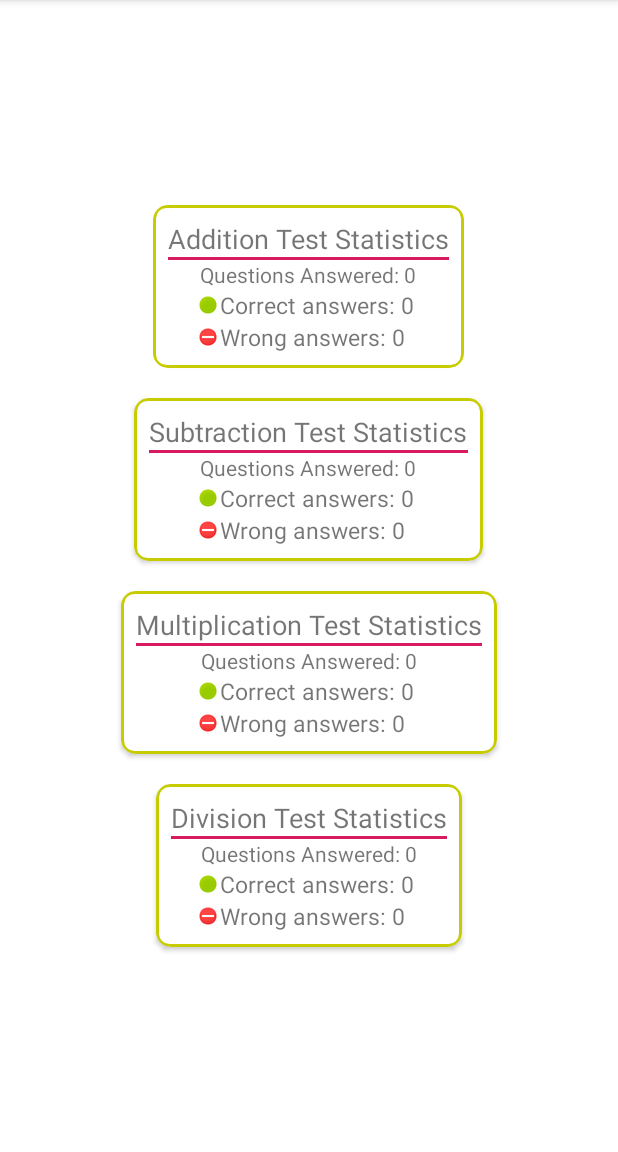
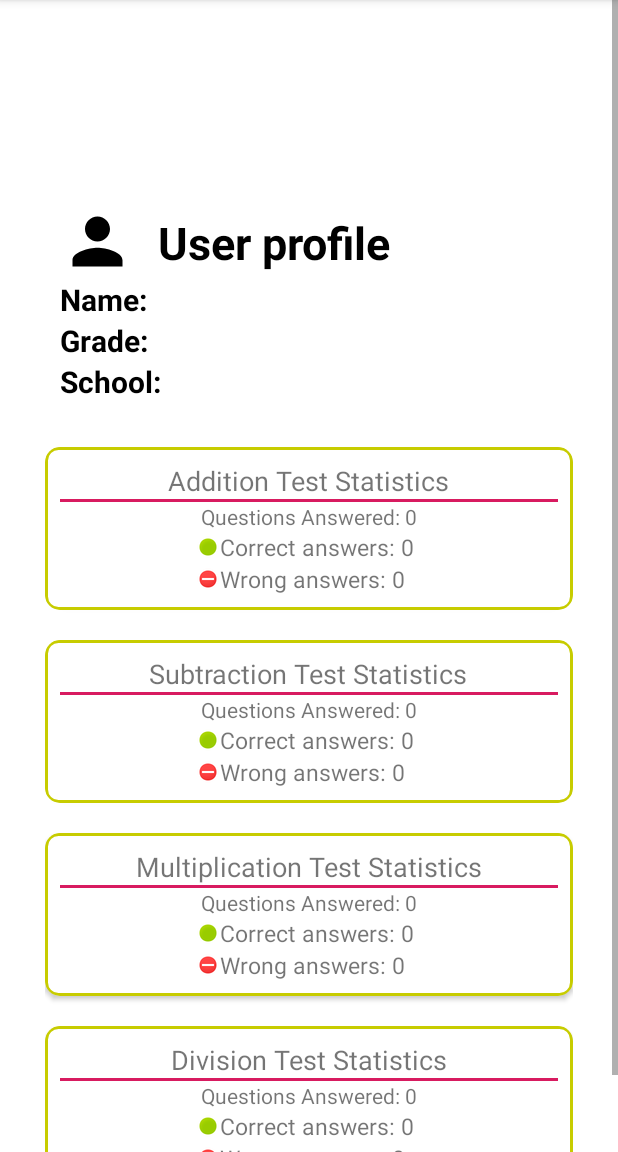
Before and after one commit to mrinal-pandey/Mathest, an Android app: the StudentHome screen opened directly, with no data from a screen before it, after a tap on "Profile", on a phone screen of 412 x 824 dp, the part 84-1236 px from its top. Run offline under Robolectric (Android 15) with nearby library versions, the phone set to English and light mode, and no system bars; our stand-ins replace Firebase (no records; nobody signed in at launch, a user with empty details on screens opened directly); 2 statements that could not run were skipped.

Commit message:
Modified Student Profile and added Icon to app

```diff
--- a/app/src/main/AndroidManifest.xml
+++ b/app/src/main/AndroidManifest.xml
@@ -7,7 +7,7 @@
 
     <application
         android:allowBackup="true"
-        android:icon="@mipmap/ic_launcher"
+        android:icon="@drawable/mathest_logo"
         android:label="@string/app_name"
         android:roundIcon="@mipmap/ic_launcher_round"
         android:supportsRtl="true"
--- a/app/src/main/java/oncreate/apps/Mathest/StudentHome.java
+++ b/app/src/main/java/oncreate/apps/Mathest/StudentHome.java
@@ -27,15 +27,13 @@ import oncreate.apps.Mathest.Wrappers.User;
 public class StudentHome extends AppCompatActivity {
     FirebaseFirestore firebaseFirestore;
     private final String TAG = "StudentHome";
-    String name,UID;
-    int grade;
-    String school;
+    String UID;
     int totalAns;
     int correctAns;
     int wrongAns;
     int sheetNo;
 
-    TextView nameTxt, classNameTxt, schoolTxt, questionAnsweredTxt, correctAnswersTxt, wrongAnswersTxt, readyTxt, accuracyTxt, progressTxt;
+    TextView readyTxt, accuracyTxt, progressTxt;
     private Toolbar toolBar;
     private ProgressBar accuracyBar, progressBar;
     private ObjectAnimator objectAnimator;
@@ -50,37 +48,9 @@ public class StudentHome extends AppCompatActivity {
         BottomNavigationView navigationView = findViewById(R.id.bottom_navigation);
         navigationView.setOnNavigationItemSelectedListener(navigationListener);
 
-       /* nameTxt = findViewById(R.id.name_txt);
-        classNameTxt = findViewById(R.id.class_txt);
-        schoolTxt = findViewById(R.id.school_txt);
-        questionAnsweredTxt = findViewById(R.id.questionsAnswered_txt);
-        correctAnswersTxt = findVaccuracyBar.setMax(100);
-        progressBar.setMax(10+(wrongAns*3));
-        animateProgressBar(accuracyBar,accuracyPercent);
-        animateProgressBar(progwById(R.id.correctAnswers_txt);
-        wrongAnswersTxt = findViewById(R.id.wronieyId(R.id.progress_bar);*/
         readyTxt = findViewById(R.id.ready_txt);
         firebaseFirestore = FirebaseFirestore.getInstance();
-        UID = getIntent().getStringExtra("uid");
-        if (!UID.isEmpty()) {
-            firebaseFirestore.collection("users").document(UID).get().addOnSuccessListener(new OnSuccessListener<DocumentSnapshot>() {
-                @Override
-                public void onSuccess(DocumentSnapshot documentSnapshot) {
-                    Log.d(TAG, "Doc snapshot: " + documentSnapshot.toString());
-                    User m_user = documentSnapshot.toObject(User.class);
-                    Log.d(TAG, "Class name: " + m_user.getGrade());
 
-                    name = m_user.getName();
-                    grade = m_user.getGrade();
-                    school = m_user.getSchool();
-
-                    //nameTxt.setText(name);
-                    //classNameTxt.setText("Class: " + grade);
-                    //schoolTxt.setText("School: " + school);
-
-                }
-            });
-        }
         setAttributes(R.id.addition_icon);
     }
 
@@ -120,6 +90,7 @@ public class StudentHome extends AppCompatActivity {
         if(R.id.profile_icon == item.getItemId()) {
             Toast.makeText(this, "Display here", Toast.LENGTH_SHORT).show();
             Intent intent = new Intent(this, StudentProfile.class);
+            intent.putExtra("UID", UID);
             startActivity(intent);
         }
         return super.onOptionsItemSelected(item);
--- a/app/src/main/java/oncreate/apps/Mathest/StudentProfile.java
+++ b/app/src/main/java/oncreate/apps/Mathest/StudentProfile.java
@@ -6,13 +6,40 @@ import androidx.appcompat.widget.Toolbar;
 
 import android.graphics.drawable.ColorDrawable;
 import android.os.Bundle;
+import android.util.Log;
+import android.widget.TextView;
 
+import com.google.android.gms.tasks.OnSuccessListener;
+import com.google.firebase.firestore.DocumentSnapshot;
 import com.google.firebase.firestore.FirebaseFirestore;
+
+import oncreate.apps.Mathest.Wrappers.User;
 
 public class StudentProfile extends AppCompatActivity {
 
     FirebaseFirestore firebaseFirestore;
     private Toolbar toolbar;
+    String UID;
+    String nameOfUser;
+    int gradeOfUser;
+    String schoolOfUser;
+    int additionQuestionsAnswered = 0, additionCorrectAnswers = 0;
+    int subtractionQuestionsAnswered = 0, subtractionCorrectAnswers = 0;
+    int multiplicationQuestionsAnswered = 0, multiplicationCorrectAnswers = 0;
+    int divisionQuestionsAnswered = 0, divisionCorrectAnswers = 0;
+    int additionWrongAnswers = 0;
+    int subtractionWrongAnswers = 0;
+    int multiplicationWrongAnswers = 0;
+    int divisionWrongAnswers = 0;
+    TextView nameOfUserTextView, gradeOfUserTextView, schoolOfUserTextView;
+    TextView additionQuestionsAnsweredTextView, additionCorrectAnswersTextView;
+    TextView subtractionQuestionsAnsweredTextView, subtractionCorrectAnswersTextView;
+    TextView multiplicationQuestionsAnsweredTextView, multiplicationCorrectAnswersTextView;
+    TextView divisionQuestionsAnsweredTextView, divisionCorrectAnswersTextView;
+    TextView additionWrongAnswersTextView;
+    TextView subtractionWrongAnswersTextView;
+    TextView multiplicationWrongAnswersTextView;
+    TextView divisionWrongAnswersTextView;
 
     @Override
     protected void onCreate(Bundle savedInstanceState) {
@@ -21,6 +48,81 @@ public class StudentProfile extends AppCompatActivity {
 
         toolbar = findViewById(R.id.student_profile_toolbar);
         setSupportActionBar(toolbar);
+
+        firebaseFirestore = FirebaseFirestore.getInstance();
+
+        nameOfUserTextView = findViewById(R.id.user_name);
+        gradeOfUserTextView = findViewById(R.id.user_grade);
+        schoolOfUserTextView = findViewById(R.id.user_school);
+
+        additionQuestionsAnsweredTextView = findViewById(R.id.additionQuestionsAnswered);
+        additionCorrectAnswersTextView = findViewById(R.id.additionCorrectAnswers);
+        additionWrongAnswersTextView = findViewById(R.id.additionWrongAnswers);
+
+        subtractionQuestionsAnsweredTextView = findViewById(R.id.subtractionQuestionsAnswered);
+        subtractionCorrectAnswersTextView = findViewById(R.id.subtractionCorrectAnswers);
+        subtractionWrongAnswersTextView = findViewById(R.id.subtractionWrongAnswers);
+
+        multiplicationQuestionsAnsweredTextView = findViewById(R.id.multiplicationQuestionsAnswered);
+        multiplicationCorrectAnswersTextView = findViewById(R.id.multiplicationCorrectAnswers);
+        multiplicationWrongAnswersTextView = findViewById(R.id.multiplicationWrongAnswers);
+
+        divisionQuestionsAnsweredTextView = findViewById(R.id.multiplicationQuestionsAnswered);
+        divisionCorrectAnswersTextView = findViewById(R.id.multiplicationCorrectAnswers);
+        divisionWrongAnswersTextView = findViewById(R.id.divisionWrongAnswers);
+
+        UID = getIntent().getStringExtra("UID");
+        Log.i("UID: ", UID);
+        if (!UID.isEmpty()) {
+            firebaseFirestore.collection("users").document(UID).get().addOnSuccessListener(new OnSuccessListener<DocumentSnapshot>() {
+                @Override
+                public void onSuccess(DocumentSnapshot documentSnapshot) {
+
+                    User m_user = documentSnapshot.toObject(User.class);
+
+                    nameOfUser = m_user.getName();
+                    gradeOfUser = m_user.getGrade();
+                    schoolOfUser = m_user.getSchool();
+
+                    additionQuestionsAnswered = m_user.getAdditionQuestionsAnswered();
+                    additionCorrectAnswers = m_user.getAdditionCorrectAnswers();
+                    additionWrongAnswers = additionQuestionsAnswered - additionCorrectAnswers;
+
+                    subtractionQuestionsAnswered = m_user.getSubtractionQuestionsAnswered();
+                    subtractionCorrectAnswers = m_user.getSubtractionCorrectAnswers();
+                    subtractionWrongAnswers = subtractionQuestionsAnswered - subtractionCorrectAnswers;
+
+                    multiplicationQuestionsAnswered = m_user.getMultiplicationQuestionsAnswered();
+                    multiplicationCorrectAnswers = m_user.getMultiplicationCorrectAnswers();
+                    multiplicationWrongAnswers = multiplicationQuestionsAnswered - multiplicationCorrectAnswers;
+
+                    divisionQuestionsAnswered = m_user.getDivisionQuestionsAnswered();
+                    divisionCorrectAnswers = m_user.getDivisionCorrectAnswers();
+                    divisionWrongAnswers = divisionQuestionsAnswered - divisionCorrectAnswers;
+
+                    nameOfUserTextView.setText("Name: " + nameOfUser);
+                    gradeOfUserTextView.setText("Grade: " + gradeOfUser);
+                    schoolOfUserTextView.setText("School: " + schoolOfUser);
+
+                    additionQuestionsAnsweredTextView.setText("Questions Answered: " + additionQuestionsAnswered);
+                    additionCorrectAnswersTextView.setText("Correct Answers: " + additionCorrectAnswers);
+                    additionWrongAnswersTextView.setText("Wrong Answers: " + additionWrongAnswers);
+
+                    subtractionQuestionsAnsweredTextView.setText("Questions Answered: " + subtractionQuestionsAnswered);
+                    subtractionCorrectAnswersTextView.setText("Correct Answers: " + subtractionCorrectAnswers);
+                    subtractionWrongAnswersTextView.setText("Wrong Answers: " + subtractionWrongAnswers);
+
+                    multiplicationQuestionsAnsweredTextView.setText("Questions Answered: " + multiplicationQuestionsAnswered);
+                    multiplicationCorrectAnswersTextView.setText("Correct Answers: " + multiplicationCorrectAnswers);
+                    multiplicationWrongAnswersTextView.setText("Wrong Answers: " + multiplicationWrongAnswers);
+
+                    divisionQuestionsAnsweredTextView.setText("Questions Answered: " + divisionQuestionsAnswered);
+                    divisionCorrectAnswersTextView.setText("Correct Answers: " + divisionCorrectAnswers);
+                    divisionWrongAnswersTextView.setText("Wrong Answers: " + divisionWrongAnswers);
+
+                }
+            });
+        }
     }
 
 }
--- /dev/null
+++ b/app/src/main/res/drawable/profile_icon.xml
@@ -0,0 +1,9 @@
+<vector xmlns:android="http://schemas.android.com/apk/res/android"
+        android:width="24dp"
+        android:height="24dp"
+        android:viewportWidth="24.0"
+        android:viewportHeight="24.0">
+    <path
+        android:fillColor="#FF000000"
+        android:pathData="M12,12c2.21,0 4,-1.79 4,-4s-1.79,-4 -4,-4 -4,1.79 -4,4 1.79,4 4,4zM12,14c-2.67,0 -8,1.34 -8,4v2h16v-2c0,-2.66 -5.33,-4 -8,-4z"/>
+</vector>
--- a/app/src/main/res/layout/student_profile.xml
+++ b/app/src/main/res/layout/student_profile.xml
@@ -12,19 +12,112 @@
     <androidx.appcompat.widget.Toolbar
         android:id="@+id/student_profile_toolbar"
         android:layout_width="match_parent"
+        android:tag="Profile"
         android:layout_height="?attr/actionBarSize"
         android:background="@color/colorPrimary"
         android:elevation="4dp" />
+
+    <ScrollView
+        android:layout_width="match_parent"
+        android:layout_height="match_parent">
 
     <LinearLayout
         android:layout_width="match_parent"
         android:layout_height="match_parent"
         android:orientation="vertical"
+        android:padding="30dp"
         android:layout_gravity="center"
         android:gravity="center">
+
+        <Space
+            android:layout_width="match_parent"
+            android:layout_height="150dp"/>
+
+        <androidx.cardview.widget.CardView
+            android:id="@+id/profileCardView"
+            android:layout_width="match_parent"
+            android:layout_height="wrap_content"
+            app:layout_constraintBottom_toBottomOf="parent"
+            app:layout_constraintEnd_toEndOf="parent"
+            app:layout_constraintHorizontal_bias="0.498"
+            app:layout_constraintStart_toStartOf="parent"
+            app:layout_constraintTop_toTopOf="parent"
+            app:layout_constraintVertical_bias="0.185"
+            card_view:cardCornerRadius="10dp">
+
+            <LinearLayout
+                android:layout_width="match_parent"
+                android:layout_height="match_parent"
+                android:layout_weight="1"
+                android:gravity="left"
+                android:orientation="vertical"
+                android:padding="10dp">
+
+                <LinearLayout
+                    android:layout_width="wrap_content"
+                    android:layout_height="wrap_content"
+                    android:orientation="horizontal">
+                <ImageView
+                    android:layout_width="50dp"
+                    android:layout_height="50dp"
+
+                    android:src="@drawable/profile_icon">
+
+                </ImageView>
+
+                    <Space
+                        android:layout_width="10dp"
+                        android:layout_height="match_parent"/>
+
+
+                <TextView
+                    android:layout_width="wrap_content"
+                    android:layout_height="match_parent"
+                    android:padding="5dp"
+                    android:textStyle="bold"
+                    android:textColor="@color/colorTextPrimary"
+                    android:text="User profile"
+                    android:textSize="30sp" />
+                </LinearLayout>
+
+                <TextView
+                    android:id="@+id/user_name"
+                    android:layout_width="wrap_content"
+                    android:layout_height="wrap_content"
+                    android:text="Name: "
+                    android:textStyle="bold"
+                    android:textColor="@color/colorTextPrimary"
+                    android:textSize="20sp" />
+
+                <TextView
+                    android:id="@+id/user_grade"
+                    android:layout_width="150dp"
+                    android:layout_height="wrap_content"
+                    android:textStyle="bold"
+                    android:text="Grade: "
+                    android:textColor="@color/colorTextPrimary"
+                    android:textSize="20sp" />
+
+                <TextView
+                    android:id="@+id/user_school"
+                    android:layout_width="150dp"
+                    android:layout_height="wrap_content"
+                    android:textStyle="bold"
+                    android:textColor="@color/colorTextPrimary"
+                    android:text="School: "
+                    android:textSize="20sp" />
+
+            </LinearLayout>
+
+        </androidx.cardview.widget.CardView>
+
+        <Space
+            android:layout_width="match_parent"
+            android:layout_height="20dp" />
+
     <androidx.cardview.widget.CardView
         android:id="@+id/additionCardView"
-        android:layout_width="wrap_content"
+        android:layout_width="match_parent"
         android:layout_height="wrap_content"
         app:layout_constraintBottom_toBottomOf="parent"
         app:layout_constraintEnd_toEndOf="parent"
@@ -35,7 +128,7 @@
         card_view:cardCornerRadius="10dp">
 
         <LinearLayout
-            android:layout_width="wrap_content"
+            android:layout_width="match_parent"
             android:layout_height="match_parent"
             android:layout_weight="1"
             android:background="@drawable/rounded_color_border"
@@ -87,7 +180,7 @@
 
     <androidx.cardview.widget.CardView
         android:id="@+id/subtractionCardView"
-        android:layout_width="wrap_content"
+        android:layout_width="match_parent"
         android:layout_height="wrap_content"
         app:layout_constraintBottom_toBottomOf="parent"
         app:layout_constraintEnd_toEndOf="parent"
@@ -98,7 +191,7 @@
         card_view:cardCornerRadius="10dp">
 
         <LinearLayout
-            android:layout_width="wrap_content"
+            android:layout_width="match_parent"
             android:layout_height="match_parent"
             android:layout_weight="1"
             android:background="@drawable/rounded_color_border"
@@ -150,7 +243,7 @@
 
     <androidx.cardview.widget.CardView
         android:id="@+id/multiplicationCardView"
-        android:layout_width="wrap_content"
+        android:layout_width="match_parent"
         android:layout_height="wrap_content"
         app:layout_constraintBottom_toBottomOf="parent"
         app:layout_constraintEnd_toEndOf="parent"
@@ -161,7 +254,7 @@
         card_view:cardCornerRadius="10dp">
 
         <LinearLayout
-            android:layout_width="wrap_content"
+            android:layout_width="match_parent"
             android:layout_height="match_parent"
             android:layout_weight="1"
             android:background="@drawable/rounded_color_border"
@@ -213,7 +306,7 @@
 
     <androidx.cardview.widget.CardView
         android:id="@+id/divisionCardView"
-        android:layout_width="wrap_content"
+        android:layout_width="match_parent"
         android:layout_height="wrap_content"
         app:layout_constraintBottom_toBottomOf="parent"
         app:layout_constraintEnd_toEndOf="parent"
@@ -224,7 +317,7 @@
         card_view:cardCornerRadius="10dp">
 
         <LinearLayout
-            android:layout_width="wrap_content"
+            android:layout_width="match_parent"
             android:layout_height="match_parent"
             android:layout_weight="1"
             android:background="@drawable/rounded_color_border"
@@ -270,5 +363,6 @@
 
     </androidx.cardview.widget.CardView>
     </LinearLayout>
+    </ScrollView>
 
 </LinearLayout>
```
